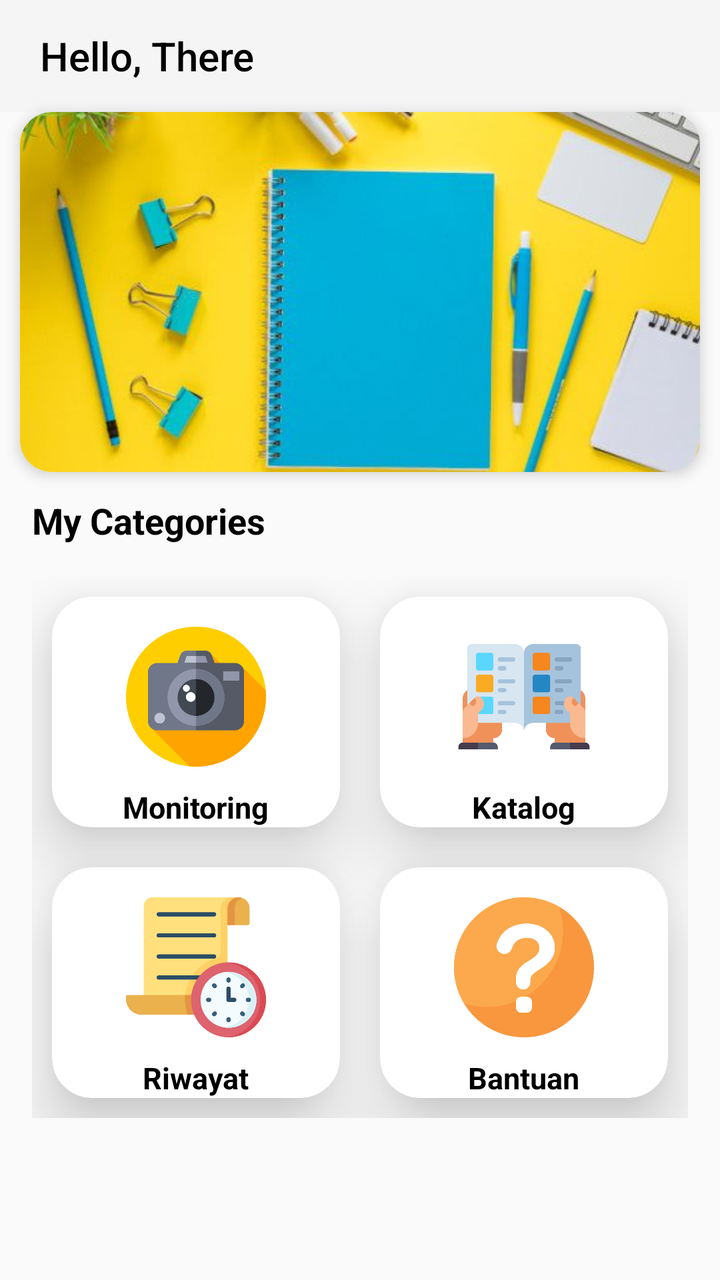
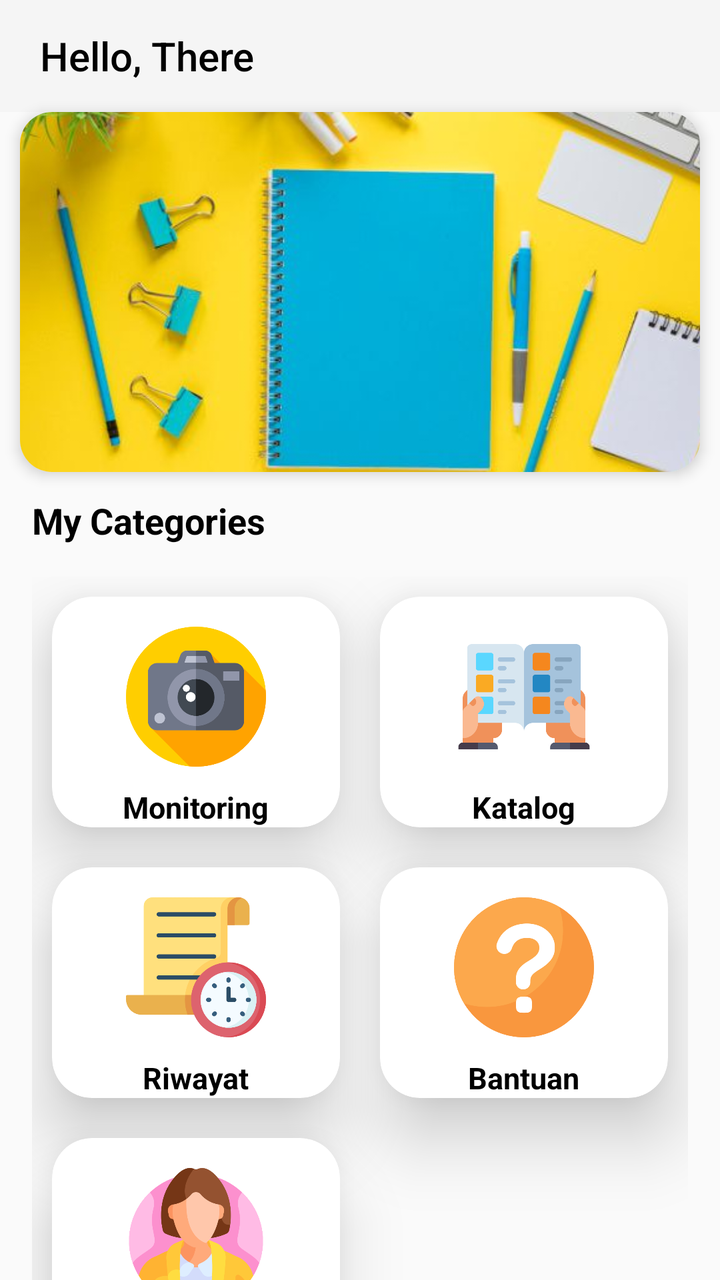

Screens rendered from an Android XML layout before and after an edit, with the pre-edit source and the edit as a unified diff.
<!-- AndroidManifest.xml: application theme Theme.Monitoringchild -->
<!-- res/layout/activity_main.xml -->
<?xml version="1.0" encoding="utf-8"?>
<androidx.constraintlayout.widget.ConstraintLayout xmlns:android="http://schemas.android.com/apk/res/android"
    xmlns:app="http://schemas.android.com/apk/res-auto"
    xmlns:tools="http://schemas.android.com/tools"
    android:layout_width="match_parent"
    android:layout_height="match_parent"
    tools:context=".MainActivity">

    <androidx.appcompat.widget.Toolbar
        android:id="@+id/toolbar"
        android:layout_width="0dp"
        android:layout_height="wrap_content"
        android:background="?attr/colorPrimary"
        android:paddingStart="16dp"
        android:paddingEnd="16dp"
        app:layout_constraintEnd_toEndOf="parent"
        app:layout_constraintHorizontal_bias="0.0"
        app:layout_constraintStart_toStartOf="parent"
        app:layout_constraintTop_toTopOf="parent"
        app:title="Hello, There"
        app:titleTextColor="@android:color/black" />

    <androidx.cardview.widget.CardView
        android:id="@+id/blueBanner"
        android:layout_width="0dp"
        android:layout_height="180dp"
        app:cardCornerRadius="16dp"
        app:cardElevation="4dp"
        app:layout_constraintTop_toBottomOf="@id/toolbar"
        app:layout_constraintStart_toStartOf="parent"
        app:layout_constraintEnd_toEndOf="parent"
        android:layout_marginStart="10dp"
        android:layout_marginEnd="10dp">

        
        <ImageView
            android:layout_width="390dp"
            android:layout_height="180dp"
            android:contentDescription="Blue Banner Image"
            android:scaleType="centerCrop"
            android:src="@drawable/background1" />
    </androidx.cardview.widget.CardView>

    <TextView
        android:id="@+id/myCategoriesLabel"
        android:layout_width="wrap_content"
        android:layout_height="wrap_content"
        android:layout_marginTop="12dp"
        android:paddingStart="16dp"
        android:paddingEnd="16dp"
        android:text="My Categories"
        android:textColor="@color/black"
        android:textSize="18sp"
        android:textStyle="bold"
        app:layout_constraintEnd_toEndOf="parent"
        app:layout_constraintHorizontal_bias="0.0"
        app:layout_constraintStart_toStartOf="parent"
        app:layout_constraintTop_toBottomOf="@id/blueBanner" />

    <GridLayout
        android:id="@+id/categoriesSection"
        android:layout_width="0dp"
        android:layout_height="wrap_content"
        android:layout_marginTop="16dp"
        android:columnCount="2"
        android:orientation="horizontal"
        android:paddingStart="16dp"
        android:paddingEnd="16dp"
        app:layout_constraintEnd_toEndOf="parent"
        app:layout_constraintStart_toStartOf="parent"
        app:layout_constraintTop_toBottomOf="@id/myCategoriesLabel">

        <androidx.cardview.widget.CardView
            android:layout_width="0dp"
            android:layout_height="match_parent"
            android:layout_margin="10dp"
            android:id="@+id/monitoringCard"
            app:cardElevation="20dp"
            app:cardCornerRadius="20dp"
            android:layout_columnWeight="1"
            app:layout_constraintTop_toTopOf="parent"
            app:layout_constraintStart_toStartOf="parent"
            app:layout_constraintEnd_toEndOf="parent">

            <RelativeLayout
                android:layout_width="match_parent"
                android:layout_height="match_parent">

                
                <ImageView
                    android:layout_width="70dp"
                    android:layout_height="70dp"
                    android:id="@+id/monitoringImage"
                    android:src="@drawable/photo"
                    android:layout_marginTop="15dp"
                    android:layout_centerHorizontal="true"/>

                
                <TextView
                    android:layout_width="wrap_content"
                    android:layout_height="wrap_content"
                    android:id="@+id/monitoringName"
                    android:text="Monitoring"
                    android:textSize="15sp"
                    android:textStyle="bold"
                    android:textColor="@color/black"
                    android:layout_marginTop="10dp"
                    android:layout_centerHorizontal="true"
                    android:layout_below="@id/monitoringImage"/>
            </RelativeLayout>
        </androidx.cardview.widget.CardView>


        
        <androidx.cardview.widget.CardView
            android:layout_width="0dp"
            android:layout_height="match_parent"
            android:layout_margin="10dp"
            android:id="@+id/katalogCard"
            app:cardElevation="20dp"
            app:cardCornerRadius="20dp"
            android:layout_columnWeight="1"
            app:layout_constraintTop_toTopOf="parent"
            app:layout_constraintStart_toStartOf="parent"
            app:layout_constraintEnd_toEndOf="parent">

            <RelativeLayout
                android:layout_width="match_parent"
                android:layout_height="match_parent">

                
                <ImageView
                    android:layout_width="70dp"
                    android:layout_height="70dp"
                    android:id="@+id/katalogImage"
                    android:src="@drawable/catalog"
                    android:layout_marginTop="15dp"
                    android:layout_centerHorizontal="true"/>

                
                <TextView
                    android:layout_width="wrap_content"
                    android:layout_height="wrap_content"
                    android:id="@+id/katalogName"
                    android:text="Katalog"
                    android:textSize="15sp"
                    android:textStyle="bold"
                    android:textColor="@color/black"
                    android:layout_marginTop="10dp"
                    android:layout_centerHorizontal="true"
                    android:layout_below="@id/katalogImage"/>
            </RelativeLayout>
        </androidx.cardview.widget.CardView>

        <androidx.cardview.widget.CardView
            android:layout_width="0dp"
            android:layout_height="match_parent"
            android:layout_margin="10dp"
            android:id="@+id/riwayatCard"
            app:cardElevation="20dp"
            app:cardCornerRadius="20dp"
            android:layout_columnWeight="1"
            app:layout_constraintTop_toTopOf="parent"
            app:layout_constraintStart_toStartOf="parent"
            app:layout_constraintEnd_toEndOf="parent">

            <RelativeLayout
                android:layout_width="match_parent"
                android:layout_height="match_parent">

                
                <ImageView
                    android:layout_width="70dp"
                    android:layout_height="70dp"
                    android:id="@+id/riwayatImage"
                    android:src="@drawable/clock"
                    android:layout_marginTop="15dp"
                    android:layout_centerHorizontal="true"/>

                
                <TextView
                    android:layout_width="wrap_content"
                    android:layout_height="wrap_content"
                    android:id="@+id/riwayatName"
                    android:text="Riwayat"
                    android:textSize="15sp"
                    android:textStyle="bold"
                    android:textColor="@color/black"
                    android:layout_marginTop="10dp"
                    android:layout_centerHorizontal="true"
                    android:layout_below="@id/riwayatImage"/>
            </RelativeLayout>
        </androidx.cardview.widget.CardView>

        
        <androidx.cardview.widget.CardView
            android:layout_width="0dp"
            android:layout_height="match_parent"
            android:layout_margin="10dp"
            android:id="@+id/bantuanCard"
            app:cardElevation="20dp"
            app:cardCornerRadius="20dp"
            android:layout_columnWeight="1"
            app:layout_constraintTop_toTopOf="parent"
            app:layout_constraintStart_toStartOf="parent"
            app:layout_constraintEnd_toEndOf="parent">

            <RelativeLayout
                android:layout_width="match_parent"
                android:layout_height="match_parent">

                
                <ImageView
                    android:layout_width="70dp"
                    android:layout_height="70dp"
                    android:id="@+id/bantuanImage"
                    android:src="@drawable/question"
                    android:layout_marginTop="15dp"
                    android:layout_centerHorizontal="true"/>

                
                <TextView
                    android:layout_width="wrap_content"
                    android:layout_height="wrap_content"
                    android:id="@+id/bantuanName"
                    android:text="Bantuan"
                    android:textSize="15sp"
                    android:textStyle="bold"
                    android:textColor="@color/black"
                    android:layout_marginTop="10dp"
                    android:layout_centerHorizontal="true"
                    android:layout_below="@id/bantuanImage"/>
            </RelativeLayout>
        </androidx.cardview.widget.CardView>

    </GridLayout>

</androidx.constraintlayout.widget.ConstraintLayout>
<!-- resources referenced by this layout -->
<resources>
  <color name="black">#FF000000</color>
  <!-- drawable background1: jpg bitmap (drawable, 34363 bytes) -->
  <!-- drawable catalog: png bitmap (drawable, 15323 bytes) -->
  <!-- drawable clock: png bitmap (drawable, 25421 bytes) -->
  <!-- drawable photo: png bitmap (drawable, 25431 bytes) -->
  <!-- drawable question: png bitmap (drawable, 23083 bytes) -->
  <style name="Theme.Monitoringchild" parent="Theme.AppCompat.Light.NoActionBar" />
</resources>

<!-- the commit's change to res/layout/activity_main.xml (unified diff, before → after) -->
@@ -233,6 +233,42 @@
             </RelativeLayout>
         </androidx.cardview.widget.CardView>
 
+        <androidx.cardview.widget.CardView
+            android:layout_width="0dp"
+            android:layout_height="match_parent"
+            android:layout_margin="10dp"
+            android:id="@+id/pembuatCard"
+            app:cardElevation="20dp"
+            app:cardCornerRadius="20dp"
+            android:layout_columnWeight="1">
+
+            <RelativeLayout
+                android:layout_width="match_parent"
+                android:layout_height="match_parent">
+
+                <ImageView
+                    android:layout_width="70dp"
+                    android:layout_height="70dp"
+                    android:id="@+id/pembuatImage"
+                    android:src="@drawable/woman"
+                    android:layout_marginTop="15dp"
+                    android:layout_centerHorizontal="true"/>
+
+                <TextView
+                    android:layout_width="wrap_content"
+                    android:layout_height="wrap_content"
+                    android:id="@+id/pembuatName"
+                    android:text="Tentang Aplikasi"
+                    android:textSize="15sp"
+                    android:textStyle="bold"
+                    android:textColor="@color/black"
+                    android:layout_marginTop="10dp"
+                    android:layout_centerHorizontal="true"
+                    android:layout_below="@id/pembuatImage"/>
+            </RelativeLayout>
+        </androidx.cardview.widget.CardView>
+
+
     </GridLayout>
 
 </androidx.constraintlayout.widget.ConstraintLayout>
<!-- resource entries referenced after the edit -->
@@ -6,6 +6,7 @@
   <!-- drawable clock: png bitmap (drawable, 25421 bytes) -->
   <!-- drawable photo: png bitmap (drawable, 25431 bytes) -->
   <!-- drawable question: png bitmap (drawable, 23083 bytes) -->
+  <!-- drawable woman: png bitmap (drawable, 38213 bytes) -->
   <style name="Theme.Monitoringchild" parent="Theme.AppCompat.Light.NoActionBar" />
 </resources>
 
